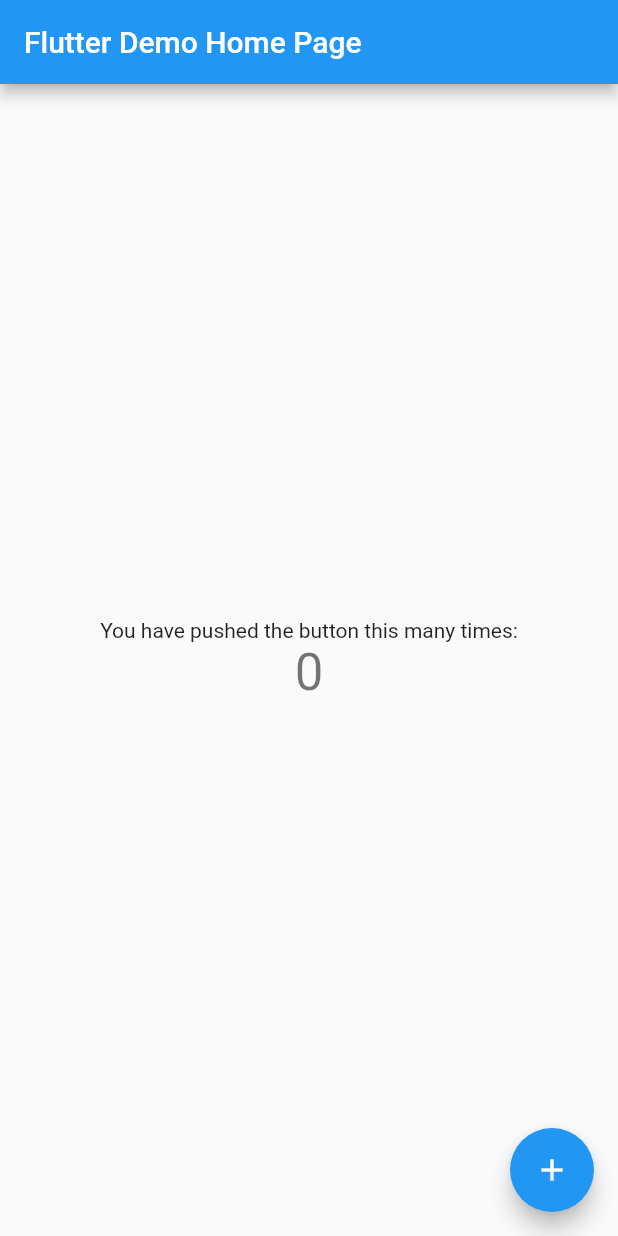
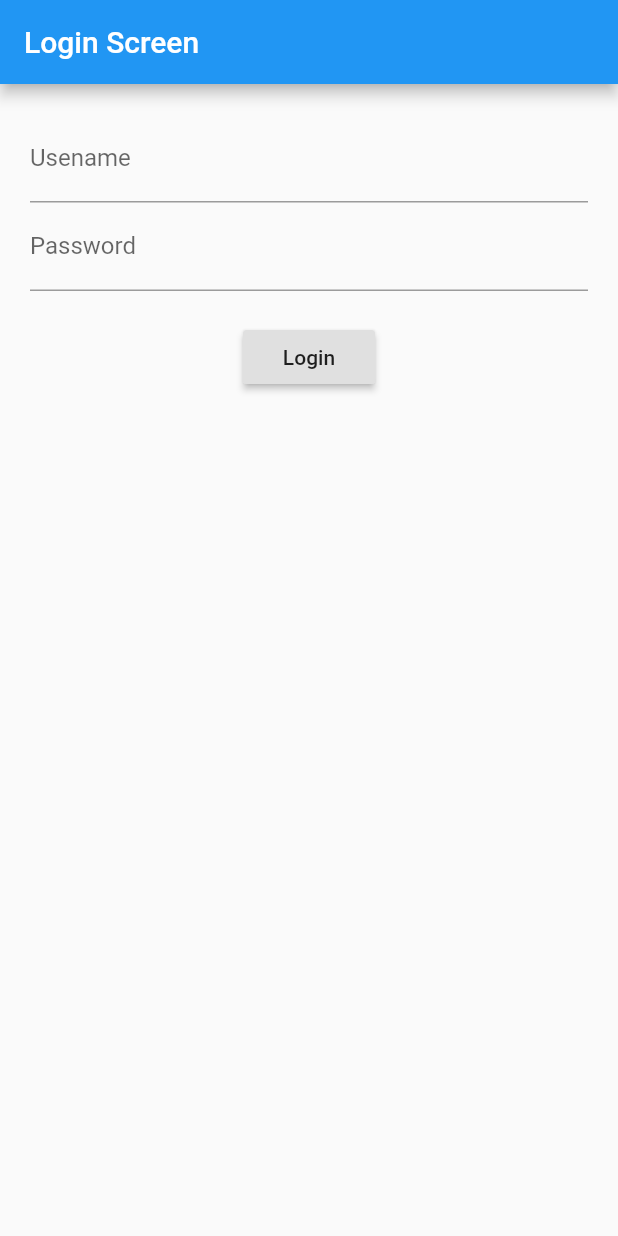
Before and after one commit to rodydavis/flutter_firebase_template, a Flutter app: the screen it shows after launch, on a phone screen of 412 x 824 dp. Run offline on Flutter 3.47's test engine with Material 2 defaults, Android fonts, the phone set to English and light mode, and no system bars; missing offline and left inert: firebase, flutter_web; accounts and stored records are empty.

Commit message:
adding auth screen

```diff
--- a/lib/main.dart
+++ b/lib/main.dart
@@ -1,62 +1,46 @@
+import 'package:flutter_firebase_template/src/data/models/index.dart';
 import 'package:flutter_web/material.dart';
+import 'package:provider/provider.dart';
+import 'package:firebase/firebase.dart' as fb;
 
-void main() => runApp(MyApp());
+import 'src/ui/index.dart';
+
+void main() {
+  fb.initializeApp(
+    apiKey: "API_KEY",
+    authDomain: "AUTH_DOMAIN",
+    databaseURL: "DATABASE_URL",
+    projectId: "PROJECT_ID",
+    storageBucket: "STORAGE_BUCKET",
+    messagingSenderId: "MESSAGE_SENDER_ID",
+    // appId: "APP_ID",
+  );
+  runApp(MyApp());
+}
 
 class MyApp extends StatelessWidget {
   @override
   Widget build(BuildContext context) {
-    return MaterialApp(
-      title: 'Flutter Demo',
-      theme: ThemeData(
-        primarySwatch: Colors.blue,
-      ),
-      home: MyHomePage(title: 'Flutter Demo Home Page'),
-    );
-  }
-}
-
-class MyHomePage extends StatefulWidget {
-  MyHomePage({Key key, this.title}) : super(key: key);
-
-  final String title;
-
-  @override
-  _MyHomePageState createState() => _MyHomePageState();
-}
-
-class _MyHomePageState extends State<MyHomePage> {
-  int _counter = 0;
-
-  void _incrementCounter() {
-    setState(() {
-      _counter++;
-    });
-  }
-
-  @override
-  Widget build(BuildContext context) {
-    return Scaffold(
-      appBar: AppBar(
-        title: Text(widget.title),
-      ),
-      body: Center(
-        child: Column(
-          mainAxisAlignment: MainAxisAlignment.center,
-          children: <Widget>[
-            Text(
-              'You have pushed the button this many times:',
+    return ListenableProvider.value(
+      value: AuthState(),
+      child: Consumer<AuthState>(
+        builder: (context, auth, child) {
+          if (!auth.isLoggedIn) {
+            return MaterialApp(
+              title: 'Flutter Demo',
+              theme: ThemeData.light(),
+              home: LoginScreen(),
+            );
+          }
+          return MultiProvider(
+            providers: [],
+            child: MaterialApp(
+              title: 'Flutter Demo',
+              theme: ThemeData.dark(),
+              home: HomeScreen(),
             ),
-            Text(
-              '$_counter',
-              style: Theme.of(context).textTheme.display1,
-            ),
-          ],
-        ),
-      ),
-      floatingActionButton: FloatingActionButton(
-        onPressed: _incrementCounter,
-        tooltip: 'Increment',
-        child: Icon(Icons.add),
+          );
+        },
       ),
     );
   }
--- /dev/null
+++ b/lib/src/data/models/auth_state.dart
@@ -0,0 +1,32 @@
+import 'package:firebase/firebase.dart';
+import 'package:flutter_web/material.dart';
+
+import '../services/index.dart';
+
+class AuthState extends ChangeNotifier {
+  String _error = '';
+  String get error => _error;
+  bool get isLoggedIn => _cred != null;
+  UserCredential _cred;
+
+  bool _loading = false;
+  bool get isLoading => _loading;
+
+  void loginWithEmail(String email, String password) async {
+    _error = '';
+    _setLoading(true);
+
+    await Future.delayed(Duration(seconds: 3));
+    try {
+      _cred = await registerUser(email, password);
+    } catch (e) {
+      _error = e.toString();
+    }
+    _setLoading(false);
+  }
+
+  void _setLoading(bool value) {
+    _loading = value;
+    notifyListeners();
+  }
+}
--- /dev/null
+++ b/lib/src/data/models/index.dart
@@ -0,0 +1 @@
+export 'auth_state.dart';
--- /dev/null
+++ b/lib/src/ui/auth/screen.dart
@@ -0,0 +1,71 @@
+import 'package:flutter_firebase_template/src/data/models/index.dart';
+import 'package:flutter_firebase_template/src/data/services/index.dart';
+import 'package:flutter_web/material.dart';
+import 'package:provider/provider.dart';
+
+class LoginScreen extends StatefulWidget {
+  @override
+  _LoginScreenState createState() => _LoginScreenState();
+}
+
+class _LoginScreenState extends State<LoginScreen> {
+  String _username = '';
+  String _password = '';
+  final _formKey = GlobalKey<FormState>();
+
+  @override
+  Widget build(BuildContext context) {
+    return Consumer<AuthState>(
+      builder: (context, auth, child) => Scaffold(
+            appBar: AppBar(
+              title: Text('Login Screen'),
+            ),
+            body: SingleChildScrollView(
+              child: Form(
+                key: _formKey,
+                child: Center(
+                  child: Container(
+                    padding: EdgeInsets.all(20.0),
+                    child: Column(
+                      children: <Widget>[
+                        TextFormField(
+                          initialValue: _username,
+                          decoration: InputDecoration(labelText: 'Usename'),
+                          autocorrect: false,
+                          validator: (val) =>
+                              val.isNotEmpty ? null : 'Username Required',
+                          onSaved: (val) => _username = val,
+                        ),
+                        TextFormField(
+                          initialValue: _password,
+                          decoration: InputDecoration(labelText: 'Password'),
+                          autocorrect: false,
+                          obscureText: true,
+                          validator: (val) =>
+                              val.isNotEmpty ? null : 'Password Required',
+                          onSaved: (val) => _password = val,
+                        ),
+                        Container(
+                          padding: EdgeInsets.only(top: 20.0),
+                          child: RaisedButton(
+                            child: Text('Login'),
+                            onPressed: () {
+                              if (_formKey.currentState.validate()) {
+                                _formKey.currentState.save();
+                                auth.loginWithEmail(_username, _password);
+                              }
+                            },
+                          ),
+                        ),
+                        if (auth.isLoading) ...[CircularProgressIndicator()],
+                        if (auth.error.isNotEmpty) ...[Text(auth.error)],
+                      ],
+                    ),
+                  ),
+                ),
+              ),
+            ),
+          ),
+    );
+  }
+}
--- /dev/null
+++ b/lib/src/ui/index.dart
@@ -0,0 +1,2 @@
+export 'auth/screen.dart';
+export 'home/screen.dart';
--- a/pubspec.yaml
+++ b/pubspec.yaml
@@ -2,13 +2,13 @@ name: flutter_firebase_template
 description: A Flutter Application showing how to use Auth and Firestore on the web and mobile.
 version: 1.0.0+1
 environment:
-  sdk: ">=2.1.0 <3.0.0"
+  sdk: ">=2.2.2 <3.0.0"
 
 dependencies:
   flutter_web: any
   flutter_web_ui: any
   flutter_web_test: any
-  provider: any
+  provider: ^3.0.0+1
   firebase: ^5.0.3
 
 dev_dependencies:
```
Also changed, not shown: lib/src/data/services/firebase.dart (renamed from lib/src/firebase.dart, +0 -13 lines), lib/src/ui/home/screen.dart (added, +44 -0 lines), lib/src/data/services/index.dart (renamed from lib/src/index.dart), 5 other files.
